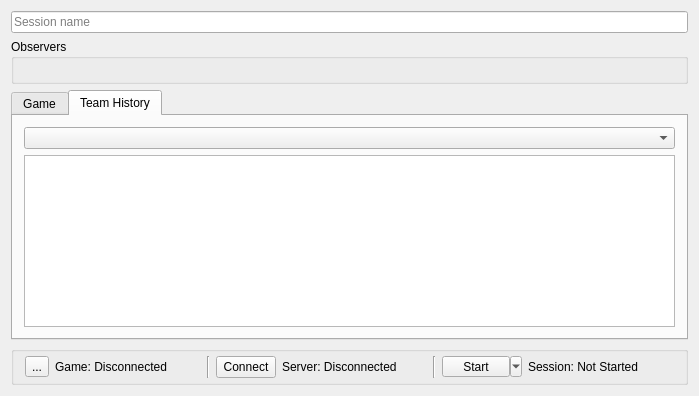
Before: the Qt Designer form randovania/gui/ui_files/game_session.ui in randovania/randovania, drawn with Qt 5.
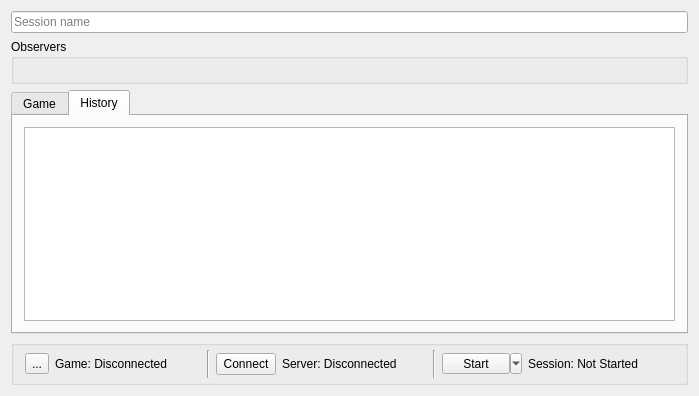
After: the same form once the commit is applied. The open tabs and pages were chosen to show the change.

Commit message:
Adapt GameSessionWindow to only have one team.
Fixes #937.

```diff
--- a/randovania/gui/ui_files/game_session.ui
+++ b/randovania/gui/ui_files/game_session.ui
@@ -171,12 +171,9 @@
       </widget>
       <widget class="QWidget" name="tab_history">
        <attribute name="title">
-        <string>Team History</string>
+        <string>History</string>
        </attribute>
        <layout class="QVBoxLayout" name="verticalLayout">
-        <item>
-         <widget class="QComboBox" name="history_team_combo"/>
-        </item>
         <item>
          <widget class="QTableWidget" name="history_table_widget">
           <attribute name="horizontalHeaderVisible">
```
The commit also changes 2 other files.
